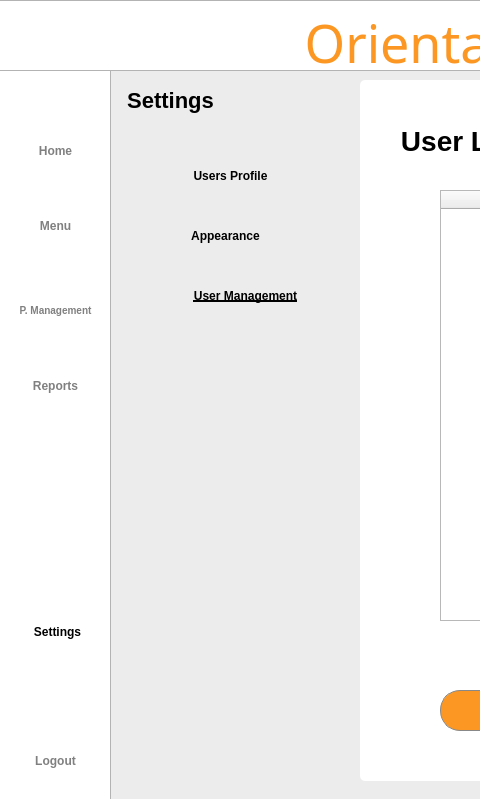
This is Project SE/ui/userscreen_edit.ui in Patatims/CCSFEN2_Project as Qt 5 draws it before an edit; both pictures show x 0 to 480 and y 0 to 799 of the 1200 by 799 pixel window. The edited form follows.
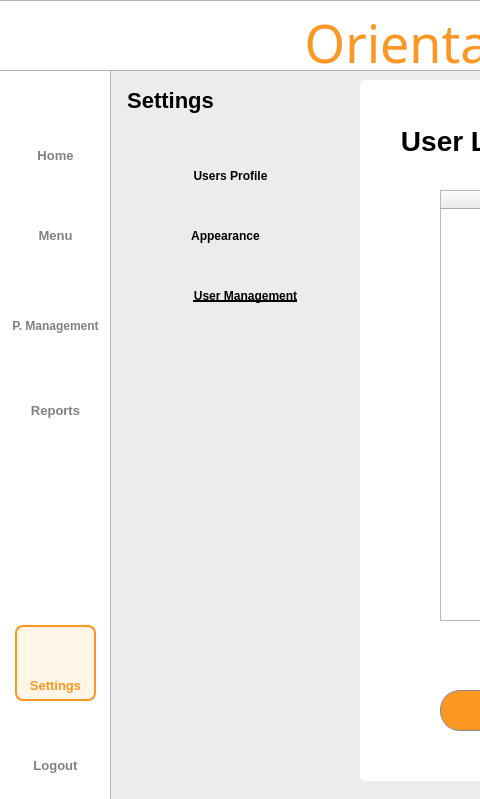
This is the edited form. Icons and pictures are not drawn.

What changed in the file:
```diff
--- a/Project SE/ui/userscreen_edit.ui
+++ b/Project SE/ui/userscreen_edit.ui
@@ -236,22 +236,22 @@
    <widget class="QLabel" name="p_mIcon">
     <property name="geometry">
      <rect>
-      <x>40</x>
-      <y>260</y>
-      <width>35</width>
-      <height>35</height>
+      <x>37</x>
+      <y>270</y>
+      <width>40</width>
+      <height>40</height>
      </rect>
     </property>
     <property name="minimumSize">
      <size>
-      <width>35</width>
-      <height>35</height>
+      <width>40</width>
+      <height>40</height>
      </size>
     </property>
     <property name="maximumSize">
      <size>
-      <width>35</width>
-      <height>35</height>
+      <width>40</width>
+      <height>40</height>
      </size>
     </property>
     <property name="styleSheet">
@@ -340,66 +340,57 @@
    <widget class="QPushButton" name="logoutbtn">
     <property name="geometry">
      <rect>
-      <x>20</x>
-      <y>740</y>
-      <width>71</width>
-      <height>41</height>
+      <x>15</x>
+      <y>750</y>
+      <width>81</width>
+      <height>31</height>
      </rect>
     </property>
     <property name="styleSheet">
-     <string notr="true">QPushButton#logoutbtn{
+     <string notr="true">QPushButton{
     color: rgba(0,0,0, 0.5);
-    font-family: 'Roboto';
-    font-size: 12px;
+    font-family: 'Inter';
+    font-size: 13px;
     font-weight: 500;
 	border:none;
 }
+
+QPushButton:hover{
+color: #FB9722;
+border: 2px solid #FB9722;
+border-radius: 8px;
+background-color: rgba(255, 167, 25, 0.1);
+}
 </string>
     </property>
     <property name="text">
      <string>Logout</string>
     </property>
    </widget>
-   <widget class="QPushButton" name="settingsbtn">
-    <property name="geometry">
-     <rect>
-      <x>20</x>
-      <y>620</y>
-      <width>75</width>
-      <height>23</height>
-     </rect>
-    </property>
-    <property name="styleSheet">
-     <string notr="true">QPushButton#settingsbtn{
-    color: rgba(0,0,0, 1);
-    font-family: 'Roboto';
-    font-size: 12px;
-    font-weight: 500;
-	border:none;
-}
-</string>
-    </property>
-    <property name="text">
-     <string>Settings</string>
-    </property>
-   </widget>
    <widget class="QPushButton" name="p_managementbtn">
     <property name="geometry">
      <rect>
-      <x>10</x>
-      <y>290</y>
-      <width>91</width>
-      <height>41</height>
+      <x>5</x>
+      <y>310</y>
+      <width>101</width>
+      <height>31</height>
      </rect>
     </property>
     <property name="styleSheet">
-     <string notr="true">QPushButton#p_managementbtn{
+     <string notr="true">QPushButton{
     color: rgba(0,0,0, 0.5);
-    font-family: 'Roboto';
-    font-size: 10px;
+    font-family: 'Inter';
+    font-size: 12px;
     font-weight: 500;
 	border:none;
 }
+
+QPushButton:hover{
+color: #FB9722;
+border: 2px solid #FB9722;
+border-radius: 8px;
+background-color: rgba(255, 167, 25, 0.1);
+}
 </string>
     </property>
     <property name="text">
@@ -409,20 +400,27 @@
    <widget class="QPushButton" name="homebtn">
     <property name="geometry">
      <rect>
-      <x>10</x>
-      <y>135</y>
-      <width>91</width>
+      <x>15</x>
+      <y>140</y>
+      <width>81</width>
       <height>31</height>
      </rect>
     </property>
     <property name="styleSheet">
-     <string notr="true">QPushButton#homebtn{
+     <string notr="true">QPushButton{
     color: rgba(0,0,0, 0.5);
-    font-family: 'Roboto';
-    font-size: 12px;
+    font-family: 'Inter';
+    font-size: 13px;
     font-weight: 500;
 	border:none;
 }
+
+QPushButton:hover{
+color: #FB9722;
+border: 2px solid #FB9722;
+border-radius: 8px;
+background-color: rgba(255, 167, 25, 0.1);
+}
 </string>
     </property>
     <property name="text">
@@ -432,20 +430,27 @@
    <widget class="QPushButton" name="menubtn">
     <property name="geometry">
      <rect>
-      <x>10</x>
-      <y>210</y>
-      <width>91</width>
+      <x>15</x>
+      <y>220</y>
+      <width>81</width>
       <height>31</height>
      </rect>
     </property>
     <property name="styleSheet">
-     <string notr="true">QPushButton#menubtn{
+     <string notr="true">QPushButton{
     color: rgba(0,0,0, 0.5);
-    font-family: 'Roboto';
-    font-size: 12px;
+    font-family: 'Inter';
+    font-size: 13px;
     font-weight: 500;
 	border:none;
 }
+
+QPushButton:hover{
+color: #FB9722;
+border: 2px solid #FB9722;
+border-radius: 8px;
+background-color: rgba(255, 167, 25, 0.1);
+}
 </string>
     </property>
     <property name="text">
@@ -455,20 +460,27 @@
    <widget class="QPushButton" name="reportbtn">
     <property name="geometry">
      <rect>
-      <x>10</x>
-      <y>370</y>
-      <width>91</width>
+      <x>15</x>
+      <y>395</y>
+      <width>81</width>
       <height>31</height>
      </rect>
     </property>
     <property name="styleSheet">
-     <string notr="true">QPushButton#reportbtn{
+     <string notr="true">QPushButton{
     color: rgba(0,0,0, 0.5);
-    font-family: 'Roboto';
-    font-size: 12px;
+    font-family: 'Inter';
+    font-size: 13px;
     font-weight: 500;
 	border:none;
 }
+
+QPushButton:hover{
+color: #FB9722;
+border: 2px solid #FB9722;
+border-radius: 8px;
+background-color: rgba(255, 167, 25, 0.1);
+}
 </string>
     </property>
     <property name="text">
@@ -479,7 +491,7 @@
     <property name="geometry">
      <rect>
       <x>40</x>
-      <y>180</y>
+      <y>190</y>
       <width>30</width>
       <height>30</height>
      </rect>
@@ -562,8 +574,8 @@
    <widget class="QLabel" name="reportIcon">
     <property name="geometry">
      <rect>
-      <x>40</x>
-      <y>340</y>
+      <x>39</x>
+      <y>360</y>
       <width>35</width>
       <height>35</height>
      </rect>
@@ -601,48 +613,6 @@
      <set>Qt::AlignCenter</set>
     </property>
    </widget>
-   <widget class="QLabel" name="settingIcon">
-    <property name="geometry">
-     <rect>
-      <x>38</x>
-      <y>580</y>
-      <width>35</width>
-      <height>35</height>
-     </rect>
-    </property>
-    <property name="minimumSize">
-     <size>
-      <width>35</width>
-      <height>35</height>
-     </size>
-    </property>
-    <property name="maximumSize">
-     <size>
-      <width>35</width>
-      <height>35</height>
-     </size>
-    </property>
-    <property name="styleSheet">
-     <string notr="true">QLabel#Pmanagementbtn{
-    color: rgba(0,0,0, 0.5);
-    font-family: 'Roboto';
-    font-size: 11px;
-    font-weight: 300;
-}</string>
-    </property>
-    <property name="text">
-     <string/>
-    </property>
-    <property name="pixmap">
-     <pixmap resource="../resource.qrc">:/icon/icons/productm.png</pixmap>
-    </property>
-    <property name="scaledContents">
-     <bool>true</bool>
-    </property>
-    <property name="alignment">
-     <set>Qt::AlignCenter</set>
-    </property>
-   </widget>
    <widget class="QLabel" name="logoutIcon">
     <property name="geometry">
      <rect>
@@ -845,6 +815,120 @@
      <string>Back</string>
     </property>
    </widget>
+   <widget class="QLabel" name="settingIcon">
+    <property name="geometry">
+     <rect>
+      <x>39</x>
+      <y>634</y>
+      <width>35</width>
+      <height>35</height>
+     </rect>
+    </property>
+    <property name="minimumSize">
+     <size>
+      <width>35</width>
+      <height>35</height>
+     </size>
+    </property>
+    <property name="maximumSize">
+     <size>
+      <width>35</width>
+      <height>35</height>
+     </size>
+    </property>
+    <property name="styleSheet">
+     <string notr="true">QLabel#Pmanagementbtn{
+    color: rgba(0,0,0, 0.5);
+    font-family: 'Roboto';
+    font-size: 11px;
+    font-weight: 300;
+}</string>
+    </property>
+    <property name="text">
+     <string/>
+    </property>
+    <property name="pixmap">
+     <pixmap resource="../resource.qrc">:/icon/icons/settings2.png</pixmap>
+    </property>
+    <property name="scaledContents">
+     <bool>true</bool>
+    </property>
+    <property name="alignment">
+     <set>Qt::AlignCenter</set>
+    </property>
+   </widget>
+   <widget class="QLabel" name="label_2">
+    <property name="geometry">
+     <rect>
+      <x>15</x>
+      <y>625</y>
+      <width>81</width>
+      <height>76</height>
+     </rect>
+    </property>
+    <property name="styleSheet">
+     <string notr="true">QLabel{
+	background-color: rgba(255, 167, 25, 0.1);
+	border: 2px solid #FB9722;
+	border-radius: 8px;
+}</string>
+    </property>
+    <property name="text">
+     <string/>
+    </property>
+   </widget>
+   <widget class="QPushButton" name="settingsbtn">
+    <property name="geometry">
+     <rect>
+      <x>15</x>
+      <y>670</y>
+      <width>81</width>
+      <height>31</height>
+     </rect>
+    </property>
+    <property name="styleSheet">
+     <string notr="true">QPushButton{
+    color: #FB9722;;
+    font-family: 'Inter';
+    font-size: 13px;
+    font-weight: 500;
+	border:none;
+}
+</string>
+    </property>
+    <property name="text">
+     <string>Settings</string>
+    </property>
+   </widget>
+   <zorder>sidebar</zorder>
+   <zorder>titlebar</zorder>
+   <zorder>whitebg</zorder>
+   <zorder>title</zorder>
+   <zorder>settings</zorder>
+   <zorder>userlistlabel</zorder>
+   <zorder>userprofIcon</zorder>
+   <zorder>appearanceIcon</zorder>
+   <zorder>usersIcon</zorder>
+   <zorder>p_mIcon</zorder>
+   <zorder>tableWidget</zorder>
+   <zorder>logoutbtn</zorder>
+   <zorder>p_managementbtn</zorder>
+   <zorder>homebtn</zorder>
+   <zorder>menubtn</zorder>
+   <zorder>reportbtn</zorder>
+   <zorder>menuIcon</zorder>
+   <zorder>homeIcon</zorder>
+   <zorder>reportIcon</zorder>
+   <zorder>logoutIcon</zorder>
+   <zorder>userprofbtn</zorder>
+   <zorder>appearancebtn</zorder>
+   <zorder>usersbtn</zorder>
+   <zorder>dropbtn</zorder>
+   <zorder>addbtn</zorder>
+   <zorder>backbtn</zorder>
+   <zorder>label_2</zorder>
+   <zorder>settingIcon</zorder>
+   <zorder>settingsbtn</zorder>
   </widget>
  </widget>
  <resources>
```
